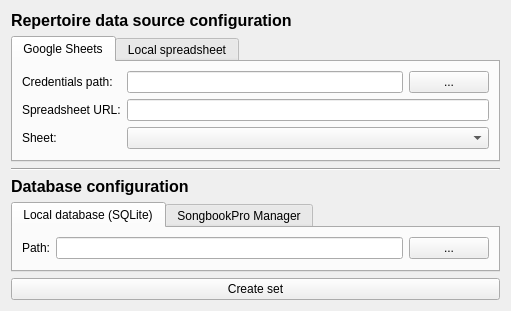
The window that src/ui/set-creator.ui (Veljko121/songbookpro-manager-set-automation) describes before a commit, drawn with Qt 5.
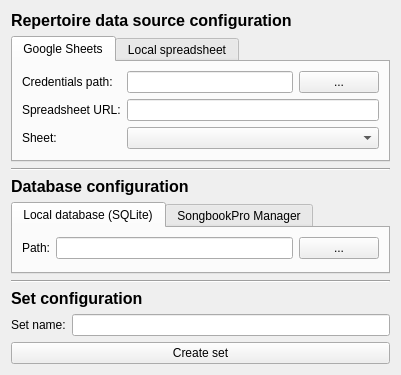
The same window after the commit. The open tabs and pages were chosen to show the change.

Patch:
```diff
--- a/src/ui/set-creator.ui
+++ b/src/ui/set-creator.ui
@@ -6,14 +6,17 @@
    <rect>
     <x>0</x>
     <y>0</y>
-    <width>511</width>
-    <height>266</height>
+    <width>401</width>
+    <height>375</height>
    </rect>
   </property>
   <property name="windowTitle">
    <string>Set Creator</string>
   </property>
   <layout class="QVBoxLayout" name="verticalLayout_5">
+
+   <item>
+    <layout class="QVBoxLayout" name="repertoireDataSourceSectionVerticalLayout">
    <item>
     <widget class="QLabel" name="repertoireDataSourceConfigurationLabel">
      <property name="styleSheet">
@@ -145,6 +148,9 @@
      </widget>
     </widget>
    </item>
+    </layout>
+   </item>
+
    <item>
     <widget class="Line" name="line">
      <property name="orientation">
@@ -152,6 +158,9 @@
      </property>
     </widget>
    </item>
+
+   <item>
+    <layout class="QVBoxLayout" name="databaseConfigurationSectionVerticalLayout">
    <item>
     <widget class="QLabel" name="databaseConfigurationLabel">
      <property name="styleSheet">
@@ -243,6 +252,46 @@
      </widget>
     </widget>
    </item>
+    </layout>
+   </item>
+
+   <item>
+    <widget class="Line" name="secondLine">
+     <property name="orientation">
+      <enum>Qt::Orientation::Horizontal</enum>
+     </property>
+    </widget>
+   </item>
+
+   <item>
+    <layout class="QVBoxLayout" name="setConfigurationSectionVerticalLayout">
+     <item>
+      <widget class="QLabel" name="databaseConfigurationLabel">
+       <property name="styleSheet">
+        <string notr="true">font-size: 16px; font-weight: bold;</string>
+       </property>
+       <property name="text">
+        <string>Set configuration</string>
+       </property>
+      </widget>
+     </item>
+     <item>
+      <layout class="QFormLayout" name="setConfigurationFormLayout">
+       <item row="0" column="0">
+        <widget class="QLabel" name="setNameLabel">
+         <property name="text">
+          <string>Set name:</string>
+         </property>
+        </widget>
+       </item>
+       <item row="0" column="1">
+        <widget class="QLineEdit" name="setNameLineEdit"/>
+       </item>
+      </layout>
+     </item>
+    </layout>
+   </item>
+
    <item>
     <widget class="QPushButton" name="createSetpushButton">
      <property name="text">
```
Left out of the diff: 11 changed lines with no effect on the pictures. Lines whose indentation alone changed are shown as unchanged.
